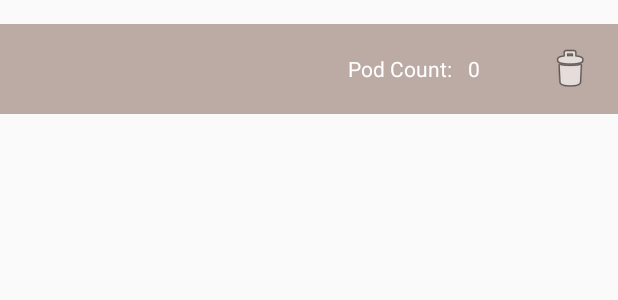
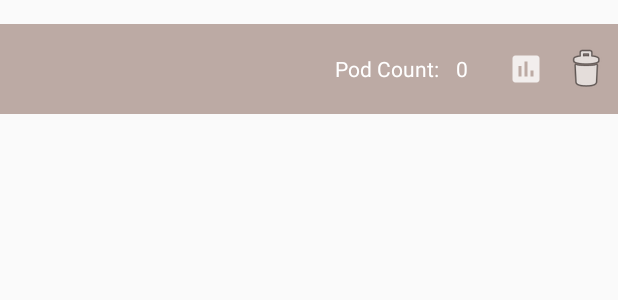
Before and after one commit to mshine/NespressoApp, an Android app: the layout user_list_row.xml on its own in the app's theme, with its tools: preview values and no code run, on a phone screen of 412 x 824 dp. Shown: the top 300 px of the screen. Run offline under Robolectric (Android 15) with nearby library versions, the phone set to English and light mode, and no system bars.

Commit message:
Commit 2
Improved delete method, pod count now updates and added stats icon

```diff
--- a/PodTracker/app/src/main/AndroidManifest.xml
+++ b/PodTracker/app/src/main/AndroidManifest.xml
@@ -17,8 +17,9 @@
         </activity>
         <activity
             android:name=".UserActivity"
-            android:windowSoftInputMode="stateVisible"/>
-        <activity android:name=".AddPodActivity"/>
+            android:windowSoftInputMode="stateVisible" />
+        <activity android:name=".AddPodActivity" />
+        <activity android:name=".StatsActivity"></activity>
     </application>
 
 </manifest>
--- a/PodTracker/app/src/main/java/com/ford/android/podtracker/Listener.java
+++ b/PodTracker/app/src/main/java/com/ford/android/podtracker/Listener.java
@@ -5,5 +5,5 @@ package com.ford.android.podtracker;
  */
 interface Listener {
 
-    void nameToChange(UserData user);
+    void deleteUser(UserData user);
 }
--- a/PodTracker/app/src/main/res/layout/user_list_row.xml
+++ b/PodTracker/app/src/main/res/layout/user_list_row.xml
@@ -13,7 +13,45 @@
         android:textColor="@color/whiteText"
         android:layout_width="wrap_content"
         android:layout_height="wrap_content"
-        android:width="200dp" />
+        android:width="150dp"
+        android:maxWidth="150dp" />
+
+    <TextView
+        android:layout_width="wrap_content"
+        android:layout_height="wrap_content"
+        android:id="@+id/podCountLabel"
+        android:width="75dp"
+        android:textColor="@color/whiteText"
+        android:text="@string/pod_count"
+        android:layout_centerVertical="true"
+        android:layout_toLeftOf="@+id/tvPodCount"
+        android:layout_toStartOf="@+id/tvPodCount" />
+
+    <TextView
+        android:layout_width="wrap_content"
+        android:layout_height="wrap_content"
+        android:hint="@string/pod_count_hint"
+        android:textColorHint="@color/whiteText"
+        android:textColor="@color/whiteText"
+        android:id="@+id/tvPodCount"
+        android:width="25dp"
+        android:layout_centerVertical="true"
+        android:layout_margin="5dp"
+        android:layout_toLeftOf="@+id/iv_stats"
+        android:layout_toStartOf="@+id/iv_stats" />
+
+    <ImageView
+        android:id="@+id/iv_stats"
+        android:src="@drawable/ic_stats"
+        android:layout_width="wrap_content"
+        android:layout_height="wrap_content"
+        android:layout_marginEnd="40dp"
+        android:layout_marginRight="40dp"
+        android:contentDescription="@string/stats_icon"
+        android:layout_alignTop="@+id/iv_delete"
+        android:layout_alignRight="@+id/iv_delete"
+        android:layout_alignEnd="@+id/iv_delete"
+        android:layout_centerHorizontal="true" />
 
     <ImageView
         android:id="@+id/iv_delete"
@@ -21,34 +59,10 @@
         android:layout_alignParentEnd="true"
         android:layout_alignParentRight="true"
         android:layout_centerVertical="true"
-        android:layout_marginEnd="16dp"
-        android:layout_marginRight="16dp"
+        android:layout_marginEnd="5dp"
+        android:layout_marginRight="5dp"
         android:layout_width="wrap_content"
         android:layout_height="wrap_content"
         android:contentDescription="@string/delete_icon" />
 
-    <TextView
-        android:layout_width="wrap_content"
-        android:layout_height="wrap_content"
-        android:id="@+id/podCountLabel"
-        android:width="80dp"
-        android:textColor="@color/whiteText"
-        android:text="@string/pod_count"
-        android:layout_alignTop="@+id/tv_name"
-        android:layout_toRightOf="@+id/tv_name"
-        android:layout_toEndOf="@+id/tv_name" />
-
-    <TextView
-        android:layout_width="wrap_content"
-        android:layout_height="wrap_content"
-        android:id="@+id/tvPodCount"
-        android:width="10dp"
-        android:hint="@string/pod_count_hint"
-        android:textColorHint="@color/whiteText"
-        android:textColor="@color/whiteText"
-        android:layout_centerVertical="true"
-        android:layout_toRightOf="@+id/podCountLabel"
-        android:layout_toEndOf="@+id/podCountLabel"
-        android:textIsSelectable="false" />
-
 </RelativeLayout>
--- a/PodTracker/app/src/main/res/values/strings.xml
+++ b/PodTracker/app/src/main/res/values/strings.xml
@@ -6,4 +6,7 @@
     <string name="pod_count_hint">0</string>
     <string name="pod_count">Pod Count:</string>
     <string name="pod">Pod</string>
+    <string name="number_of_pods">Number of Pods:</string>
+    <string name="switch_to_poo_tracker">Switch to Poo Tracker</string>
+    <string name="stats_icon">stats icon</string>
 </resources>
```
Also changed, not shown: PodTracker/app/src/main/java/com/ford/android/podtracker/ListAdapter.java (+33 -2 lines), PodTracker/app/src/main/java/com/ford/android/podtracker/StatsActivity.java (added, +19 -0 lines), PodTracker/app/src/main/java/com/ford/android/podtracker/UserListActivity.java (+17 -3 lines), PodTracker/app/src/main/res/layout/activity_add_pod.xml (+14 -1 lines), PodTracker/app/src/main/res/layout/activity_stats.xml (added, +13 -0 lines), PodTracker/app/src/main/res/menu/menu_main.xml (added, +9 -0 lines), PodTracker/app/src/main/res/drawable-hdpi/ic_stats.png (added), PodTracker/app/src/main/res/drawable-mdpi/ic_stats.png (added), PodTracker/app/src/main/res/drawable-xhdpi/ic_stats.png (added), PodTracker/app/src/main/res/drawable-xxhdpi/ic_stats.png (added).
